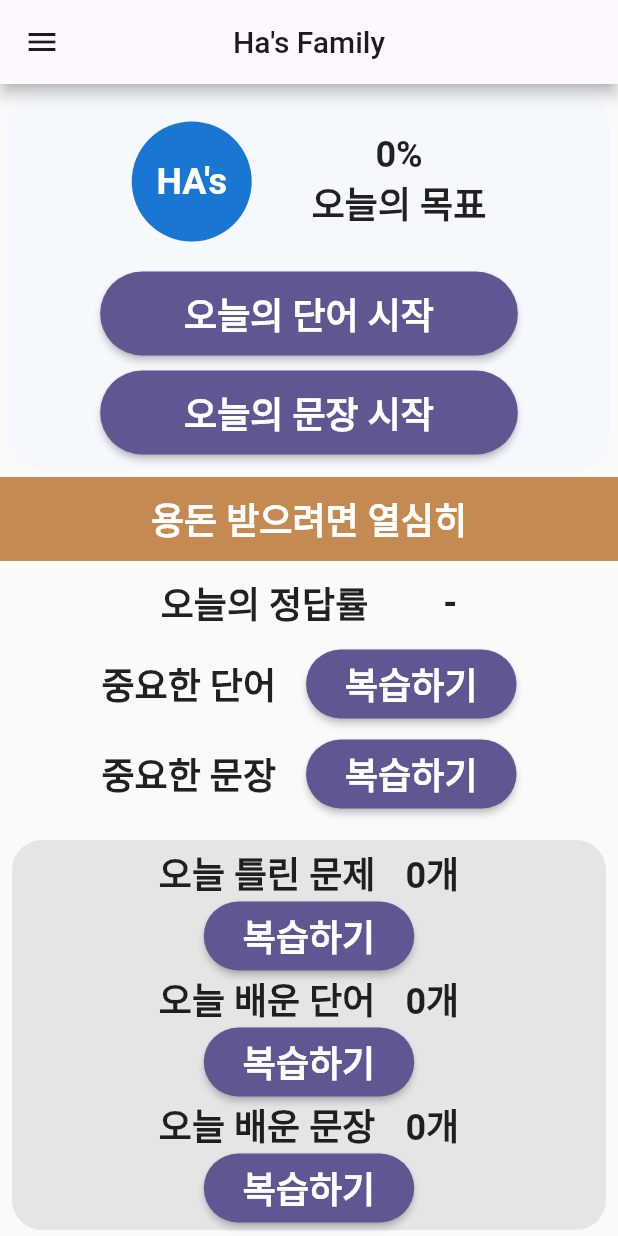
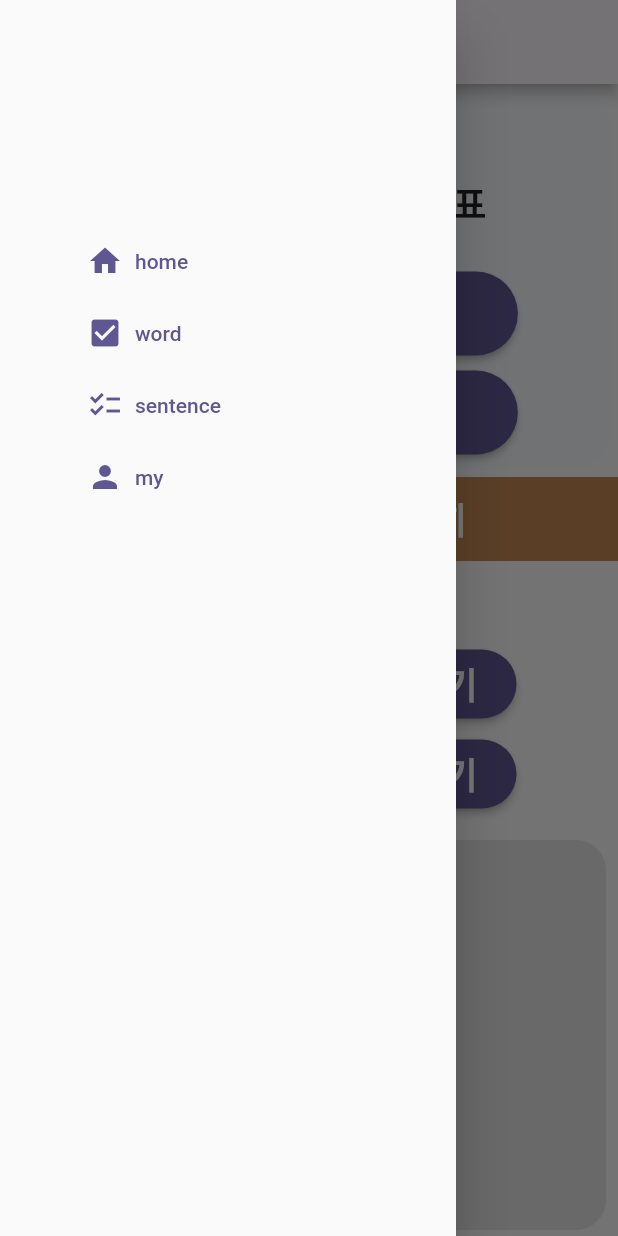
Before and after one commit to kisankang/kmong_finglish, a Flutter app: the HomePage screen opened by its route, with the side drawer open (before the commit the screen has no drawer), on a phone screen of 412 x 824 dp. Run offline on Flutter 3.47's test engine with Material 2 defaults, Android fonts, the phone set to English and light mode, and no system bars; our stand-ins replace cloud_firestore, firebase_core, flutter_easyloading, get, get_storage; accounts and stored records are empty.

Commit message:
feedback18_menu button in AppBar

```diff
--- a/lib/modules/home/home_controller.dart
+++ b/lib/modules/home/home_controller.dart
@@ -1,4 +1,5 @@
 import 'package:finglish/data/services/user_data_service.dart';
+import 'package:finglish/modules/main/main_controller.dart';
 import 'package:finglish/routes/app_pages.dart';
 import 'package:finglish/utils/enums.dart';
 import 'package:get/get.dart';
@@ -36,4 +37,10 @@ class HomeController extends GetxController {
   goToQuizPage(QuizStartType quizStartType) {
     Get.toNamed(Routes.QUIZ, arguments: quizStartType);
   }
+
+  onTapDrawerItem(int index) {
+    Get.back();
+    MainController mainController = Get.find();
+    mainController.onTapBottomNavigationBarItem(index);
+  }
 }
--- a/lib/modules/home/home_page.dart
+++ b/lib/modules/home/home_page.dart
@@ -13,8 +13,37 @@ class HomePage extends GetWidget<HomeController> {
   @override
   Widget build(BuildContext context) {
     return Scaffold(
-      appBar: CustomAppBar(
-        leading: IconButton(onPressed: () {}, icon: const Icon(Icons.menu)),
+      appBar: CustomAppBar(automaticallyImplyLeading: true),
+      drawer: Drawer(
+        child: Padding(
+          padding: const EdgeInsets.only(left: 50),
+          child: Column(
+            crossAxisAlignment: CrossAxisAlignment.start,
+            children: [
+              const SizedBox(height: 150),
+              TextButton.icon(
+                onPressed: () => controller.onTapDrawerItem(0),
+                icon: const Icon(Icons.home),
+                label: const Text('home'),
+              ),
+              TextButton.icon(
+                onPressed: () => controller.onTapDrawerItem(1),
+                icon: const Icon(Icons.check_box),
+                label: const Text('word'),
+              ),
+              TextButton.icon(
+                onPressed: () => controller.onTapDrawerItem(2),
+                icon: const Icon(Icons.checklist),
+                label: const Text('sentence'),
+              ),
+              TextButton.icon(
+                onPressed: () => controller.onTapDrawerItem(3),
+                icon: const Icon(Icons.person),
+                label: const Text('my'),
+              ),
+            ],
+          ),
+        ),
       ),
       body: SingleChildScrollView(
         child: Column(
```
